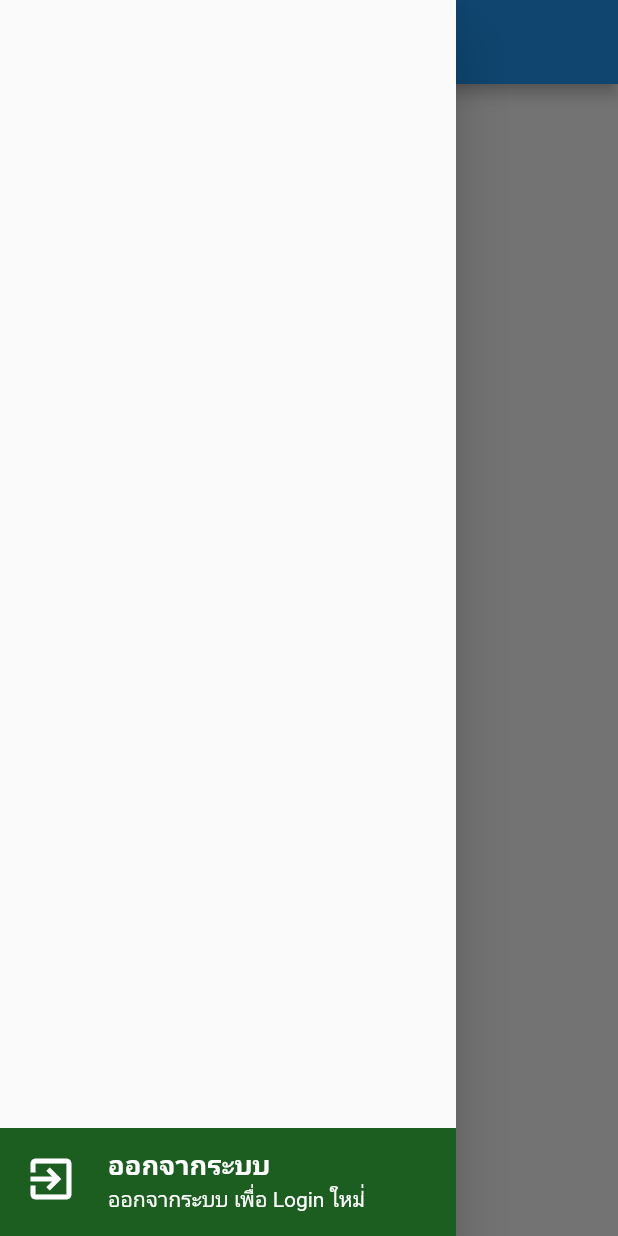
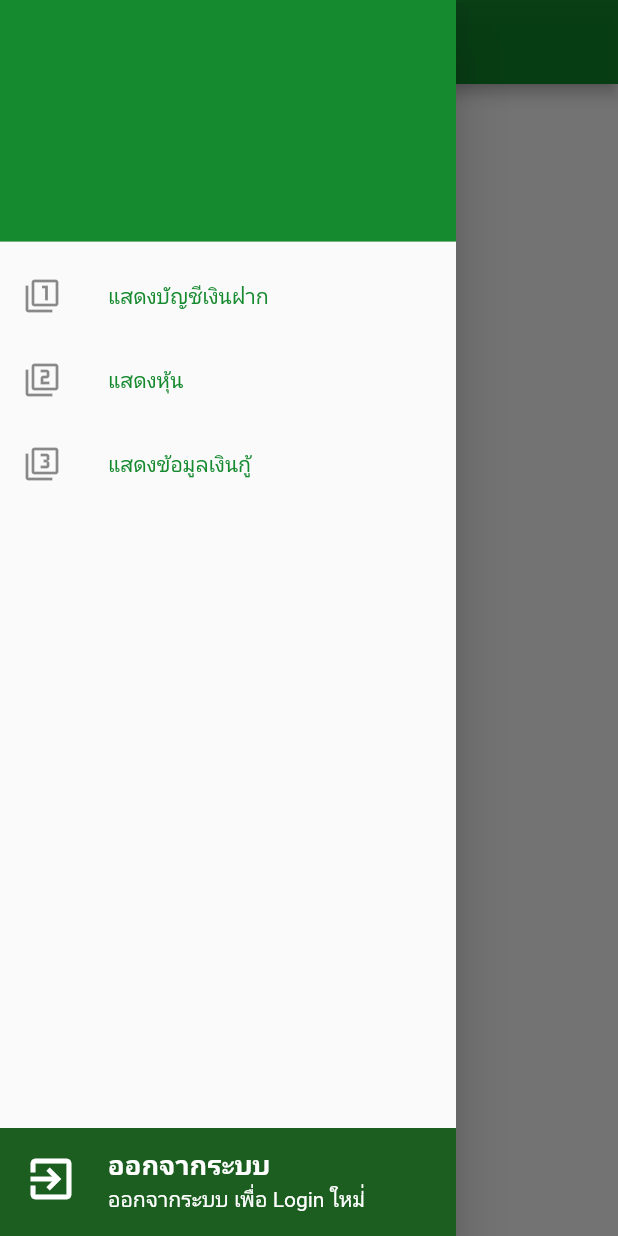
Before and after one commit to PalmSaranyu/CoopApp, a Flutter app: the Member screen opened by its route, with the side drawer open, on a phone screen of 412 x 824 dp. Run offline on Flutter 3.47's test engine with Material 2 defaults, Android fonts, the phone set to English and light mode, and no system bars; our stand-ins replace dio, shared_preferences; accounts and stored records are empty.

Commit message:
01-08-65

```diff
--- /dev/null
+++ b/coopapp/lib/Bodys/show_account.dart
@@ -0,0 +1,19 @@
+// ignore_for_file: prefer_const_constructors
+
+import 'package:flutter/material.dart';
+
+class ShowAccount extends StatefulWidget {
+  const ShowAccount({Key? key}) : super(key: key);
+
+  @override
+  State<ShowAccount> createState() => _ShowAccountState();
+}
+
+class _ShowAccountState extends State<ShowAccount> {
+  @override
+  Widget build(BuildContext context) {
+    return Scaffold(
+      body: Text('This is Show account'),
+    );
+  }
+}
--- a/coopapp/lib/Utiliry/my_constant.dart
+++ b/coopapp/lib/Utiliry/my_constant.dart
@@ -13,6 +13,7 @@ class MyConstant {
   static String routeMember = '/Member';
   static String routeAccount = '/Account';
   static String routeStock = '/Stock';
+  static String routeLoan = '/Loan';
 
   //image
   static String image1 = 'images/logo1.jpg';
@@ -20,9 +21,21 @@ class MyConstant {
   static String image3 = 'images/logo2.png';
 
   //color
-  static Color primary = const Color.fromARGB(255, 4, 243, 24);
-  static Color dark = const Color.fromARGB(255, 0, 85, 0);
-  static Color light = const Color.fromARGB(255, 128, 255, 103);
+  static Color primary = Color(0xD70CEE17);
+  static Color dark = Color(0xEB02801D);
+  static Color light = Color(0xA178FA78);
+  static Map<int, Color> mapMateriaColor = {
+    50: Color.fromRGBO(2, 128, 29, 0.1),
+    100: Color.fromRGBO(2, 128, 29, 0.2),
+    200: Color.fromRGBO(2, 128, 29, 0.3),
+    300: Color.fromRGBO(2, 128, 29, 0.4),
+    400: Color.fromRGBO(2, 128, 29, 0.5),
+    500: Color.fromRGBO(2, 128, 29, 0.6),
+    600: Color.fromRGBO(2, 128, 29, 0.7),
+    700: Color.fromRGBO(2, 128, 29, 0.8),
+    800: Color.fromRGBO(2, 128, 29, 0.9),
+    900: Color.fromRGBO(2, 128, 29, 0.10),
+  };
 
   //style
   TextStyle h1style() => TextStyle(
--- a/coopapp/lib/main.dart
+++ b/coopapp/lib/main.dart
@@ -3,6 +3,7 @@
 import 'package:coopapp/Utiliry/my_constant.dart';
 import 'package:coopapp/states/account.dart';
 import 'package:coopapp/states/create_account.dart';
+import 'package:coopapp/states/loan.dart';
 import 'package:coopapp/states/login.dart';
 import 'package:coopapp/states/member.dart';
 import 'package:coopapp/states/stock.dart';
@@ -15,6 +16,7 @@ final Map<String, WidgetBuilder> map = {
   '/Member': (BuildContext context) => const Member(),
   '/Account': (BuildContext context) => const Account(),
   '/Stock': (BuildContext context) => const Stock(),
+  '/Loan': (BuildContext context) => const Loan(),
 };
 
 // ignore: non_constant_identifier_names
@@ -39,10 +41,13 @@ class MyApp extends StatelessWidget {
 
   @override
   Widget build(BuildContext context) {
+    MaterialColor materialColor =
+        MaterialColor(0xEB02801D, MyConstant.mapMateriaColor);
     return MaterialApp(
       title: MyConstant.appName,
       routes: map,
       initialRoute: InitialRoute,
+      theme: ThemeData(primarySwatch: materialColor),
     );
   }
 }
--- a/coopapp/lib/states/member.dart
+++ b/coopapp/lib/states/member.dart
@@ -1,5 +1,8 @@
 // ignore_for_file: prefer_const_constructors
 
+import 'package:coopapp/Bodys/show_account.dart';
+import 'package:coopapp/Bodys/show_loan.dart';
+import 'package:coopapp/Bodys/show_stock.dart';
 import 'package:coopapp/Utiliry/my_constant.dart';
 import 'package:coopapp/widgets/show_title.dart';
 import 'package:flutter/material.dart';
@@ -13,14 +16,79 @@ class Member extends StatefulWidget {
 }
 
 class _MemberState extends State<Member> {
+  List<Widget> widgets = [ShowAccount(), ShowStock(),ShowLoan()];
+  int indexwidget = 0;
+
   @override
   Widget build(BuildContext context) {
     return Scaffold(
       appBar: AppBar(
-        title: const Text('ช้อมูลสมาชิก'),
+        title: const Text('ข้อมูลสมาชิก'),
       ),
       drawer: Drawer(
-        child: buildSignOut(),
+        child: Stack(
+          children: [
+            buildSignOut(),
+            Column(
+              children: [
+                UserAccountsDrawerHeader(accountName: null, accountEmail: null),
+                showAccount(),
+                showStock(),
+                showLoan(),
+              ],
+            ),
+          ],
+        ),
+      ),
+      body: widgets[indexwidget],
+    );
+  }
+
+  ListTile showAccount() {
+    return ListTile(
+      onTap: () {
+        setState(() {
+          indexwidget = 0;
+          Navigator.pop(context);
+        });
+      },
+      leading: Icon(Icons.filter_1_outlined),
+      title: ShowTitle(
+        title: 'แสดงบัญชีเงินฝาก',
+        textStyle: MyConstant().h3style(),
+      ),
+    );
+  }
+
+  ListTile showStock() {
+    return ListTile(
+      onTap: () {
+        setState(() {
+          indexwidget = 1;
+          Navigator.pop(context);
+        });
+      },
+      leading: Icon(Icons.filter_2_outlined),
+      title: ShowTitle(
+        title: 'แสดงหุ้น',
+        textStyle: MyConstant().h3style(),
+      ),
+    );
+  }
+
+
+  ListTile showLoan() {
+    return ListTile(
+      onTap: () {
+        setState(() {
+          indexwidget = 2;
+          Navigator.pop(context);
+        });
+      },
+      leading: Icon(Icons.filter_3_outlined),
+      title: ShowTitle(
+        title: 'แสดงข้อมูลเงินกู้',
+        textStyle: MyConstant().h3style(),
       ),
     );
   }
@@ -33,7 +101,10 @@ class _MemberState extends State<Member> {
           onTap: () async {
             SharedPreferences preferences =
                 await SharedPreferences.getInstance();
-            preferences.clear();
+            preferences.clear().then(
+                  (value) => Navigator.pushNamedAndRemoveUntil(
+                      context, MyConstant.routeLogin, (route) => false),
+                );
           },
           tileColor: Colors.green.shade900,
           leading: Icon(
```
Also changed, not shown: coopapp/lib/Bodys/show_loan.dart (added, +19 -0 lines), coopapp/lib/Bodys/show_stock.dart (added, +19 -0 lines), coopapp/lib/states/create_account.dart (+16 -7 lines), coopapp/lib/states/loan.dart (added, +15 -0 lines).
